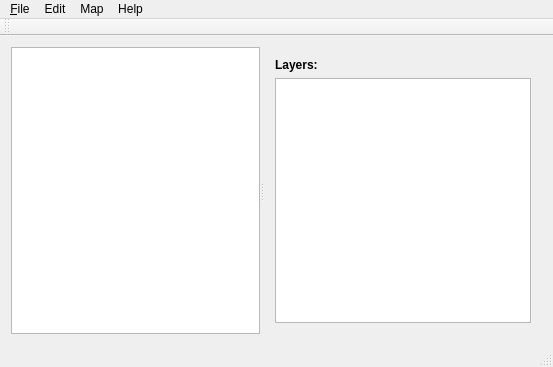
Old version of the form src/mainwindow.ui in the repository mapeditor/tiled.
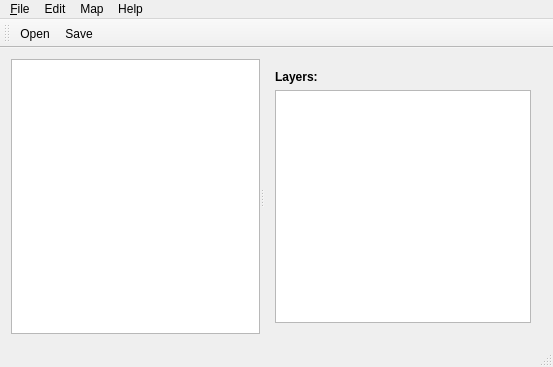
New version of the form. Icons and pictures are not drawn.

Commit message: Add icons to the main toolbar and ignore qrc generated cpp files

```diff
--- a/src/mainwindow.ui
+++ b/src/mainwindow.ui
@@ -115,12 +115,17 @@
    <addaction name="menuHelp" />
   </widget>
   <widget class="QToolBar" name="mainToolBar" >
+   <property name="toolButtonStyle" >
+    <enum>Qt::ToolButtonTextUnderIcon</enum>
+   </property>
    <attribute name="toolBarArea" >
     <enum>TopToolBarArea</enum>
    </attribute>
    <attribute name="toolBarBreak" >
     <bool>false</bool>
    </attribute>
+   <addaction name="actionOpen" />
+   <addaction name="actionSave" />
   </widget>
   <widget class="QStatusBar" name="statusBar" />
   <action name="actionOpen" >
```
Left out of the diff: 12 changed lines with no effect on the pictures. The commit also changes 5 other files.
